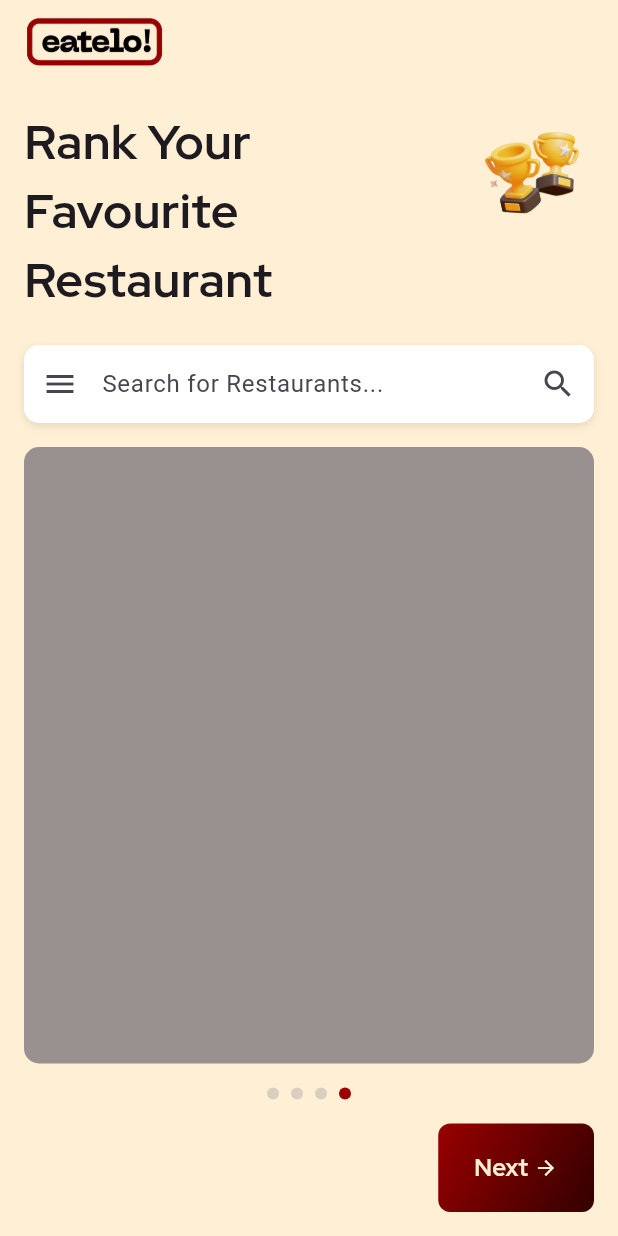
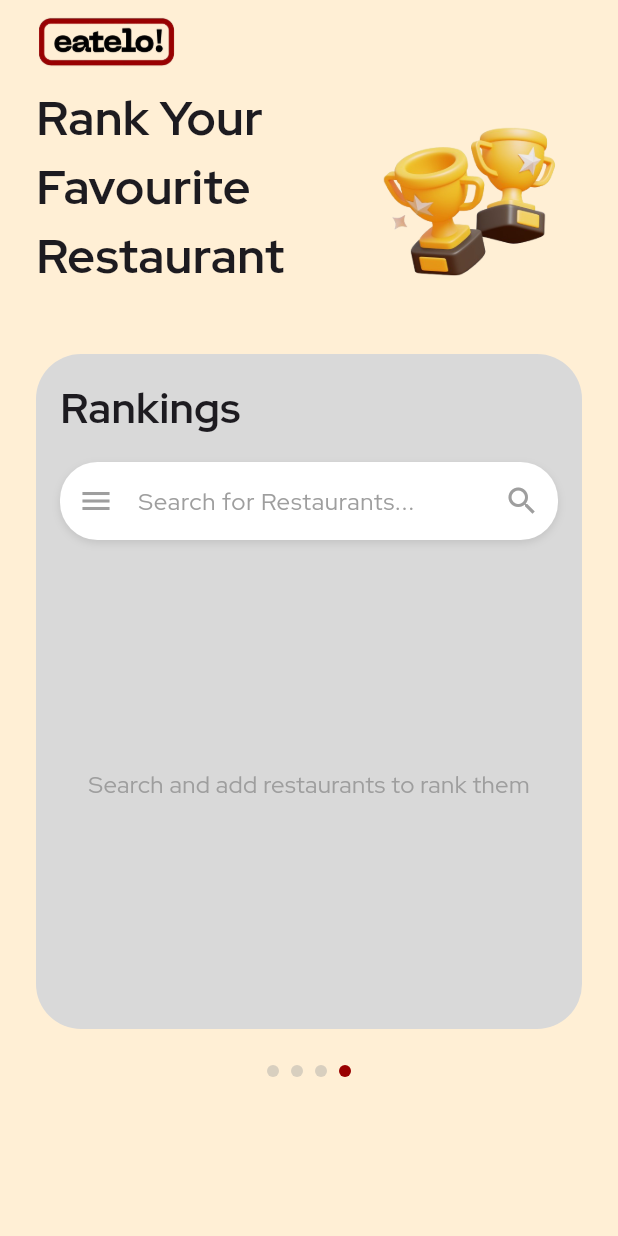
Before and after one commit to AlliedLens/eatelo, a Flutter app: the RankingPage screen opened directly, on a phone screen of 412 x 824 dp. Run offline on Flutter 3.47's test engine with Material 3 defaults, Android fonts, the phone set to English and light mode, and no system bars; our stand-ins replace image_picker.

Commit message:
style: Move Rankings text inside gray container

```diff
--- a/lib/ranking_page.dart
+++ b/lib/ranking_page.dart
@@ -20,28 +20,30 @@ class _RankingPageState extends State<RankingPage> {
   @override
   Widget build(BuildContext context) {
     return Scaffold(
-      backgroundColor: const Color(0xFFFFEFD5), // Beige background color
+      backgroundColor: const Color(0xFFFFEFD5),
       appBar: AppBar(
         backgroundColor: Colors.transparent,
         elevation: 0,
         automaticallyImplyLeading: false,
-        title: Image.asset(
+        title: Padding(
+          padding: const EdgeInsets.only(left: 8.0),
+          child: Image.asset(
             "assets/eatelo_logo.png",
             height: 35,
           ),
         ),
-      body: Column(
-        crossAxisAlignment: CrossAxisAlignment.start,
+      ),
+      body: SingleChildScrollView(
+        child: Column(
           children: [
+            // Header with title and trophy
             Padding(
-            padding: const EdgeInsets.all(16.0),
-            child: Column(
-              crossAxisAlignment: CrossAxisAlignment.start,
-              children: [
-                Row(
+              padding: const EdgeInsets.symmetric(horizontal: 24.0),
+              child: Row(
                 crossAxisAlignment: CrossAxisAlignment.start,
                 children: [
                   Expanded(
+                    flex: 3,
                     child: Column(
                       crossAxisAlignment: CrossAxisAlignment.start,
                       children: const [
@@ -64,18 +66,55 @@ class _RankingPageState extends State<RankingPage> {
                       ],
                     ),
                   ),
-                    Image.asset(
+                  Expanded(
+                    flex: 2,
+                    child: Image.asset(
                       'assets/trophy.png',
-                      height: 80,
+                      height: 160,
+                      fit: BoxFit.contain,
+                      alignment: Alignment.topRight,
+                    ),
                   ),
                 ],
               ),
+            ),
+
             const SizedBox(height: 20),
-                // Search bar
-                Container(
+
+            // Main Container with Search and List
+            Padding(
+              padding: const EdgeInsets.symmetric(horizontal: 24.0),
+              child: Container(
+                width: double.infinity,
+                height: 450,
+                decoration: BoxDecoration(
+                  color: const Color(0xFFD9D9D9),
+                  borderRadius: BorderRadius.circular(30),
+                ),
+                child: Column(
+                  children: [
+                    // Rankings Title
+                    const Padding(
+                      padding: EdgeInsets.all(16.0),
+                      child: Align(
+                        alignment: Alignment.centerLeft,
+                        child: Text(
+                          'Rankings',
+                          style: TextStyle(
+                            fontSize: 28,
+                            fontWeight: FontWeight.bold,
+                            fontFamily: "RedHatDisplay",
+                          ),
+                        ),
+                      ),
+                    ),
+                    // Search Bar
+                    Padding(
+                      padding: const EdgeInsets.symmetric(horizontal: 16.0),
+                      child: Container(
                         decoration: BoxDecoration(
                           color: Colors.white,
-                    borderRadius: BorderRadius.circular(10),
+                          borderRadius: BorderRadius.circular(25),
                           boxShadow: [
                             BoxShadow(
                               color: Colors.black.withOpacity(0.1),
@@ -88,29 +127,37 @@ class _RankingPageState extends State<RankingPage> {
                           controller: _searchController,
                           decoration: InputDecoration(
                             hintText: 'Search for Restaurants...',
-                      prefixIcon: const Icon(Icons.menu),
-                      suffixIcon: const Icon(Icons.search),
+                            hintStyle: const TextStyle(
+                              color: Colors.grey,
+                              fontFamily: "RedHatDisplay",
+                            ),
+                            prefixIcon: const Icon(Icons.menu, color: Colors.grey),
+                            suffixIcon: const Icon(Icons.search, color: Colors.grey),
                             border: OutlineInputBorder(
-                        borderRadius: BorderRadius.circular(10),
+                              borderRadius: BorderRadius.circular(25),
                               borderSide: BorderSide.none,
                             ),
                             contentPadding: const EdgeInsets.symmetric(horizontal: 16, vertical: 14),
                           ),
                         ),
                       ),
-              ],
+                    ),
+
+                    // List Area
+                    Expanded(
+                      child: restaurants.isEmpty
+                          ? const Center(
+                              child: Text(
+                                'Search and add restaurants to rank them',
+                                style: TextStyle(
+                                  color: Colors.grey,
+                                  fontSize: 16,
+                                  fontFamily: "RedHatDisplay",
                                 ),
                               ),
-          // Ranking section
-          Expanded(
-            child: Container(
-              margin: const EdgeInsets.symmetric(horizontal: 16),
-              decoration: BoxDecoration(
-                color: const Color.fromARGB(255, 153, 144, 144),
-                borderRadius: BorderRadius.circular(10),
-              ),
-              child: ReorderableListView.builder(
-                padding: const EdgeInsets.all(8),
+                            )
+                          : ReorderableListView.builder(
+                              padding: const EdgeInsets.all(16),
                               itemCount: restaurants.length,
                               onReorder: (oldIndex, newIndex) {
                                 setState(() {
@@ -126,17 +173,25 @@ class _RankingPageState extends State<RankingPage> {
                                   key: Key('$index'),
                                   elevation: 2,
                                   margin: const EdgeInsets.symmetric(vertical: 4, horizontal: 8),
+                                  shape: RoundedRectangleBorder(
+                                    borderRadius: BorderRadius.circular(12),
+                                  ),
                                   child: ListTile(
+                                    contentPadding: const EdgeInsets.symmetric(horizontal: 20, vertical: 8),
                                     leading: Text(
                                       '#${index + 1}',
                                       style: const TextStyle(
                                         fontWeight: FontWeight.bold,
                                         fontSize: 18,
+                                        fontFamily: "RedHatDisplay",
                                       ),
                                     ),
                                     title: Text(
                                       restaurants[index],
-                        style: const TextStyle(fontSize: 16),
+                                      style: const TextStyle(
+                                        fontSize: 16,
+                                        fontFamily: "RedHatDisplay",
+                                      ),
                                     ),
                                     trailing: const Icon(Icons.drag_handle),
                                   ),
@@ -144,77 +199,35 @@ class _RankingPageState extends State<RankingPage> {
                               },
                             ),
                     ),
+                  ],
                 ),
+              ),
+            ),
+
+            // Bottom Navigation Dots
             Padding(
-            padding: const EdgeInsets.all(16.0),
-            child: Column(
-              children: [
-                // Page indicator dots
-                Row(
+              padding: const EdgeInsets.all(24.0),
+              child: Row(
                 mainAxisAlignment: MainAxisAlignment.center,
                 children: [
                   _buildPageIndicator(isActive: false),
+                  const SizedBox(width: 8),
                   _buildPageIndicator(isActive: false),
+                  const SizedBox(width: 8),
                   _buildPageIndicator(isActive: false),
+                  const SizedBox(width: 8),
                   _buildPageIndicator(isActive: true),
                 ],
-                ),
-                const SizedBox(height: 16),
-                // Next button
-                Align(
-                  alignment: Alignment.centerRight,
-                  child: Container(
-                    decoration: BoxDecoration(
-                      gradient: const LinearGradient(
-                        colors: [Color(0xFFFF990000), Color(0xFFFF330000)],
-                        begin: Alignment.topLeft,
-                        end: Alignment.bottomRight,
-                      ),
-                      borderRadius: BorderRadius.circular(8),
-                    ),
-                    child: ElevatedButton(
-                      onPressed: () {
-                        // Handle next action
-                      },
-                      style: ElevatedButton.styleFrom(
-                        padding: const EdgeInsets.symmetric(horizontal: 24, vertical: 18),
-                        backgroundColor: Colors.transparent,
-                        shadowColor: Colors.transparent,
-                        shape: RoundedRectangleBorder(
-                          borderRadius: BorderRadius.circular(8),
-                        ),
-                      ),
-                      child: const Row(
-                        mainAxisSize: MainAxisSize.min,
-                        children: [
-                          Text(
-                            'Next',
-                            style: TextStyle(
-                              fontSize: 16,
-                              fontWeight: FontWeight.bold,
-                              color: Color(0xFFFFEFD5),
-                              fontFamily: "RedHatDisplay",
-                            ),
-                          ),
-                          SizedBox(width: 4),
-                          Icon(Icons.arrow_forward, color: Color(0xFFFFEFD5), size: 16),
-                        ],
-                      ),
-                    ),
               ),
             ),
           ],
         ),
       ),
-        ],
-      ),
     );
   }
 
-  // Helper method to create page indicator dots
   Widget _buildPageIndicator({required bool isActive}) {
     return Container(
-      margin: const EdgeInsets.symmetric(horizontal: 4),
       height: 8,
       width: 8,
       decoration: BoxDecoration(
```
Lines whose indentation alone changed are shown as unchanged.
